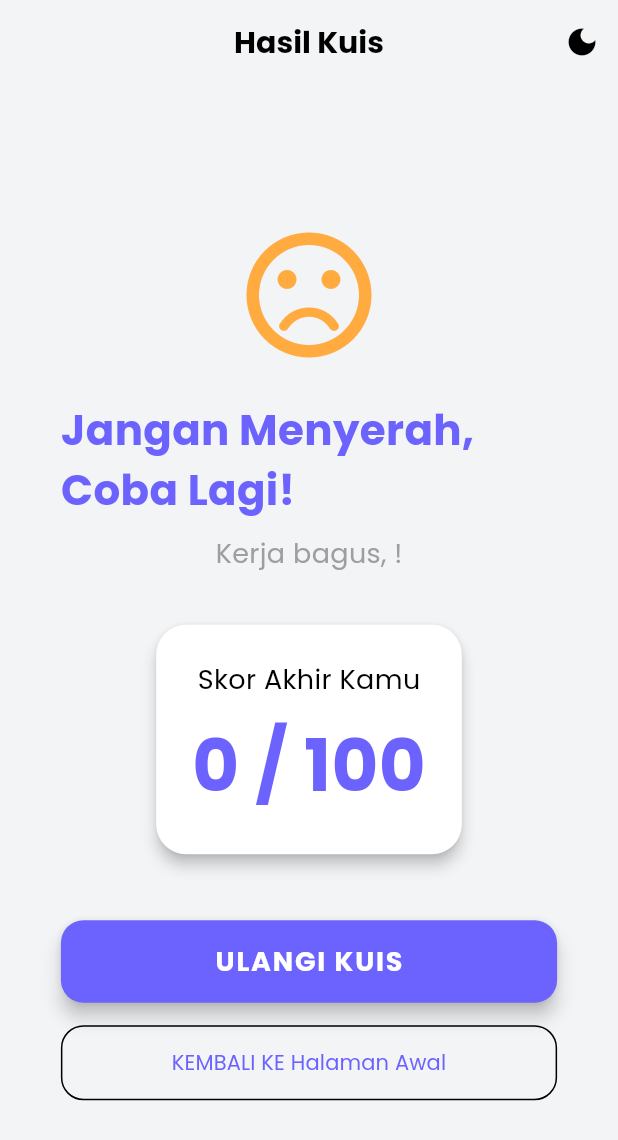
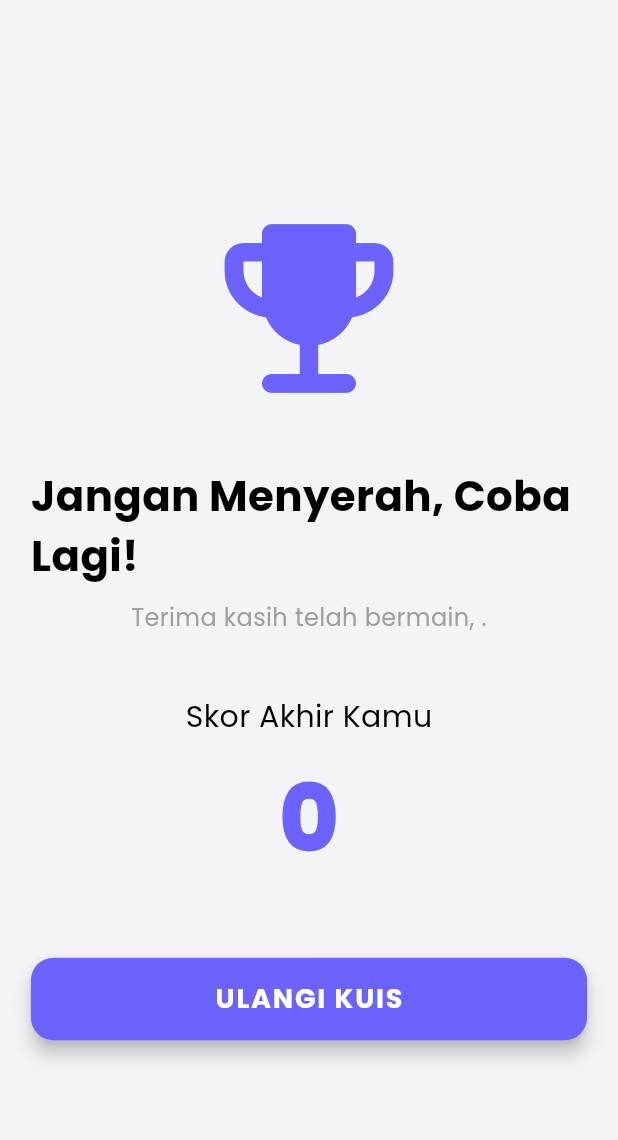
Before and after one commit to Rendymanurung/UTS_Pemrograman_Mobile-, a Flutter app: the ResultScreen screen opened directly, on a phone screen of 412 x 824 dp. Shown: the top 1140 px of the screen. Run offline on Flutter 3.47's test engine with Material 3 defaults, Android fonts, the phone set to English and light mode, and no system bars.

Commit message:
feat: membuat ui halaman skor akhir dan menyelesaikan seluruh alur aplikasi

```diff
--- a/lib/screens/quiz_screen.dart
+++ b/lib/screens/quiz_screen.dart
@@ -1,3 +1,4 @@
+import 'result_screen.dart';
 import 'package:flutter/material.dart';
 import 'package:provider/provider.dart';
 
@@ -104,6 +105,7 @@ class QuizScreen extends StatelessWidget {
                         onTap: () {
                           quizProvider.answerQuestion(index);
 
+
                           if (quizProvider.isQuizFinished) {
                             Navigator.pushReplacement(
                               context,
--- a/lib/screens/result_screen.dart
+++ b/lib/screens/result_screen.dart
@@ -2,11 +2,9 @@ import 'package:flutter/material.dart';
 import 'package:provider/provider.dart';
 
 import '../providers/quiz_provider.dart';
-import '../providers/theme_provider.dart';
 import '../providers/user_provider.dart';
 import '../utils/responsive_util.dart';
 import '../widgets/custom_button.dart';
-import 'quiz_screen.dart';
 import 'start_screen.dart';
 
 class ResultScreen extends StatelessWidget {
@@ -14,123 +12,76 @@ class ResultScreen extends StatelessWidget {
 
   @override
   Widget build(BuildContext context) {
-    final quizProvider = Provider.of<QuizProvider>(context);
-    final userProvider = Provider.of<UserProvider>(context);
-    final themeProvider = Provider.of<ThemeProvider>(context);
+    final quizProvider = Provider.of<QuizProvider>(context, listen: false);
+    final userProvider = Provider.of<UserProvider>(context, listen: false);
 
-    bool isLargeScreen =
-        ResponsiveUtil.isTablet(context) || ResponsiveUtil.isDesktop(context);
-    double containerWidth =
-        isLargeScreen ? 500 : ResponsiveUtil.width(context, 0.9);
 
-    int score = quizProvider.score;
+    final isLargeScreen = ResponsiveUtil.isTablet(context) || ResponsiveUtil.isDesktop(context);
+    final containerWidth = isLargeScreen ? 500.0 : ResponsiveUtil.width(context, 0.9);
+
+
     String feedbackMessage;
-    IconData feedbackIcon;
-    Color feedbackColor;
-
-    if (score >= 80) {
+    if (quizProvider.score >= 80) {
       feedbackMessage = 'Luar Biasa!';
-      feedbackIcon = Icons.stars_rounded;
-      feedbackColor = Colors.amber;
-    } else if (score >= 60) {
-      feedbackMessage = 'Bagus Sekali!';
-      feedbackIcon = Icons.thumb_up_rounded;
-      feedbackColor = Colors.green;
+    } else if (quizProvider.score >= 60) {
+      feedbackMessage = 'Kerja Bagus!';
     } else {
       feedbackMessage = 'Jangan Menyerah, Coba Lagi!';
-      feedbackIcon = Icons.sentiment_dissatisfied_rounded;
-      feedbackColor = Colors.orangeAccent;
     }
 
     return Scaffold(
-      appBar: AppBar(
-        title: const Text('Hasil Kuis'),
-        actions: [
-          IconButton(
-            icon: Icon(
-              themeProvider.isDarkMode ? Icons.light_mode : Icons.dark_mode,
-            ),
-            onPressed: () {
-              themeProvider.toggleTheme(!themeProvider.isDarkMode);
-            },
-          ),
-        ],
-      ),
       body: Center(
         child: SingleChildScrollView(
           child: SizedBox(
             width: containerWidth,
-            child: Padding(
-              padding: const EdgeInsets.all(20.0),
             child: Column(
               mainAxisAlignment: MainAxisAlignment.center,
               children: [
                 Icon(
-                    feedbackIcon,
-                    size: 100,
-                    color: feedbackColor,
+                  Icons.emoji_events_rounded,
+                  size: 150,
+                  color: Theme.of(context).primaryColor,
                 ),
-                  const SizedBox(height: 20),
+                const SizedBox(height: 30),
                 Text(
                   feedbackMessage,
                   style: TextStyle(
                     fontSize: 28,
                     fontWeight: FontWeight.bold,
-                      color: Theme.of(context).primaryColor,
+                    color: Theme.of(context).textTheme.bodyLarge?.color,
                   ),
                 ),
                 const SizedBox(height: 10),
                 Text(
-                    'Kerja bagus, ${userProvider.userName}!',
-                    style: const TextStyle(fontSize: 18, color: Colors.grey),
+                  'Terima kasih telah bermain, ${userProvider.userName}.',
+                  textAlign: TextAlign.center,
+                  style: const TextStyle(fontSize: 16, color: Colors.grey),
                 ),
-                  const SizedBox(height: 30),
-                  Card(
-                    elevation: 4,
-                    shape: RoundedRectangleBorder(
-                      borderRadius: BorderRadius.circular(20),
-                    ),
-                    child: Padding(
-                      padding: const EdgeInsets.all(24.0),
-                      child: Column(
-                        children: [
-                          const Text(
+                const SizedBox(height: 40),
+                Text(
                   'Skor Akhir Kamu',
                   style: TextStyle(
-                              fontSize: 18,
+                    fontSize: 20,
                     fontWeight: FontWeight.w500,
+                    color: Theme.of(context).textTheme.bodyLarge?.color,
                   ),
                 ),
                 const SizedBox(height: 10),
                 Text(
-                            '$score / 100',
+                  '${quizProvider.score}',
                   style: TextStyle(
-                              fontSize: 48,
-                              fontWeight: FontWeight.bold,
+                    fontSize: 60,
+                    fontWeight: FontWeight.w900,
                     color: Theme.of(context).primaryColor,
                   ),
                 ),
-                        ],
-                      ),
-                    ),
-                  ),
-                  const SizedBox(height: 40),
+                const SizedBox(height: 50),
                 CustomButton(
                   text: 'ULANGI KUIS',
                   onPressed: () {
+
                     quizProvider.resetQuiz();
-                      Navigator.pushReplacement(
-                        context,
-                        MaterialPageRoute(
-                          builder: (context) => const QuizScreen(),
-                        ),
-                      );
-                    },
-                  ),
-                  const SizedBox(height: 15),
-                  OutlinedButton(
-                    onPressed: () {
-                      quizProvider.resetQuiz();
+
                     Navigator.pushReplacement(
                       context,
                       MaterialPageRoute(
@@ -138,16 +89,8 @@ class ResultScreen extends StatelessWidget {
                       ),
                     );
                   },
-                    style: OutlinedButton.styleFrom(
-                      minimumSize: const Size(double.infinity, 50),
-                      shape: RoundedRectangleBorder(
-                        borderRadius: BorderRadius.circular(15),
-                      ),
-                    ),
-                    child: const Text('KEMBALI KE Halaman Awal'),
                 ),
               ],
-              ),
             ),
           ),
         ),
```
Lines whose indentation alone changed are shown as unchanged.
